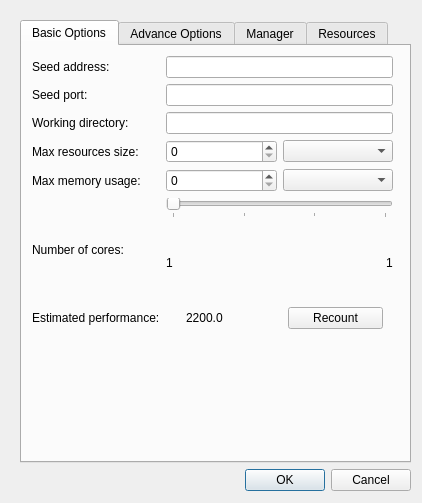
First picture: the form in poc/golemPy/examples/gnr/ui/ConfigurationDialog.ui, repository golemfactory/clay, before the edit.
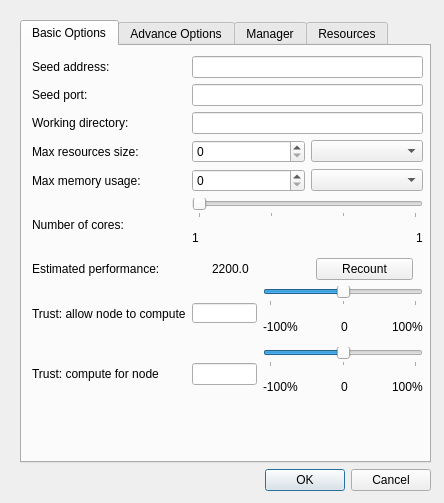
Second picture: the form after the edit.

What changed in the file:
```diff
--- a/poc/golemPy/examples/gnr/ui/ConfigurationDialog.ui
+++ b/poc/golemPy/examples/gnr/ui/ConfigurationDialog.ui
@@ -6,7 +6,7 @@
    <rect>
     <x>0</x>
     <y>0</y>
-    <width>422</width>
+    <width>444</width>
     <height>503</height>
    </rect>
   </property>
@@ -18,7 +18,7 @@
     <rect>
      <x>20</x>
      <y>20</y>
-     <width>391</width>
+     <width>411</width>
      <height>471</height>
     </rect>
    </property>
@@ -37,8 +37,8 @@
          <rect>
           <x>10</x>
           <y>10</y>
-          <width>361</width>
-          <height>273</height>
+          <width>391</width>
+          <height>345</height>
          </rect>
         </property>
         <layout class="QGridLayout" name="gridLayout">
@@ -216,6 +216,214 @@
            </item>
           </layout>
          </item>
+         <item row="8" column="0">
+          <widget class="QLabel" name="label_25">
+           <property name="text">
+            <string>Trust: compute for node</string>
+           </property>
+          </widget>
+         </item>
+         <item row="7" column="0">
+          <widget class="QLabel" name="label_24">
+           <property name="text">
+            <string>Trust: allow node to compute</string>
+           </property>
+          </widget>
+         </item>
+         <item row="8" column="1">
+          <layout class="QHBoxLayout" name="horizontalLayout_5">
+           <item>
+            <widget class="QLineEdit" name="requestingTrustLineEdit">
+             <property name="maximumSize">
+              <size>
+               <width>70</width>
+               <height>16777215</height>
+              </size>
+             </property>
+            </widget>
+           </item>
+           <item>
+            <layout class="QVBoxLayout" name="verticalLayout_7">
+             <item>
+              <widget class="QSlider" name="requestingTrustSlider">
+               <property name="sizePolicy">
+                <sizepolicy hsizetype="Minimum" vsizetype="Fixed">
+                 <horstretch>0</horstretch>
+                 <verstretch>0</verstretch>
+                </sizepolicy>
+               </property>
+               <property name="minimum">
+                <number>-100</number>
+               </property>
+               <property name="maximum">
+                <number>100</number>
+               </property>
+               <property name="orientation">
+                <enum>Qt::Horizontal</enum>
+               </property>
+               <property name="tickPosition">
+                <enum>QSlider::TicksBelow</enum>
+               </property>
+               <property name="tickInterval">
+                <number>100</number>
+               </property>
+              </widget>
+             </item>
+             <item>
+              <layout class="QHBoxLayout" name="horizontalLayout_9">
+               <item>
+                <widget class="QLabel" name="label_28">
+                 <property name="text">
+                  <string>-100%</string>
+                 </property>
+                </widget>
+               </item>
+               <item>
+                <spacer name="horizontalSpacer_3">
+                 <property name="orientation">
+                  <enum>Qt::Horizontal</enum>
+                 </property>
+                 <property name="sizeHint" stdset="0">
+                  <size>
+                   <width>40</width>
+                   <height>20</height>
+                  </size>
+                 </property>
+                </spacer>
+               </item>
+               <item>
+                <widget class="QLabel" name="label_30">
+                 <property name="text">
+                  <string>0</string>
+                 </property>
+                </widget>
+               </item>
+               <item>
+                <spacer name="horizontalSpacer_4">
+                 <property name="orientation">
+                  <enum>Qt::Horizontal</enum>
+                 </property>
+                 <property name="sizeHint" stdset="0">
+                  <size>
+                   <width>40</width>
+                   <height>20</height>
+                  </size>
+                 </property>
+                </spacer>
+               </item>
+               <item>
+                <widget class="QLabel" name="label_29">
+                 <property name="text">
+                  <string>100%</string>
+                 </property>
+                </widget>
+               </item>
+              </layout>
+             </item>
+            </layout>
+           </item>
+          </layout>
+         </item>
+         <item row="7" column="1">
+          <layout class="QHBoxLayout" name="horizontalLayout_6">
+           <item>
+            <widget class="QLineEdit" name="computingTrustLineEdit">
+             <property name="sizePolicy">
+              <sizepolicy hsizetype="Maximum" vsizetype="Maximum">
+               <horstretch>0</horstretch>
+               <verstretch>0</verstretch>
+              </sizepolicy>
+             </property>
+             <property name="maximumSize">
+              <size>
+               <width>70</width>
+               <height>20</height>
+              </size>
+             </property>
+            </widget>
+           </item>
+           <item>
+            <layout class="QVBoxLayout" name="verticalLayout_6">
+             <item>
+              <widget class="QSlider" name="computingTrustSlider">
+               <property name="sizePolicy">
+                <sizepolicy hsizetype="Minimum" vsizetype="Fixed">
+                 <horstretch>0</horstretch>
+                 <verstretch>0</verstretch>
+                </sizepolicy>
+               </property>
+               <property name="minimum">
+                <number>-100</number>
+               </property>
+               <property name="maximum">
+                <number>100</number>
+               </property>
+               <property name="orientation">
+                <enum>Qt::Horizontal</enum>
+               </property>
+               <property name="tickPosition">
+                <enum>QSlider::TicksBelow</enum>
+               </property>
+               <property name="tickInterval">
+                <number>100</number>
+               </property>
+              </widget>
+             </item>
+             <item>
+              <layout class="QHBoxLayout" name="horizontalLayout_8">
+               <item>
+                <widget class="QLabel" name="label_26">
+                 <property name="text">
+                  <string>-100%</string>
+                 </property>
+                </widget>
+               </item>
+               <item>
+                <spacer name="horizontalSpacer_2">
+                 <property name="orientation">
+                  <enum>Qt::Horizontal</enum>
+                 </property>
+                 <property name="sizeHint" stdset="0">
+                  <size>
+                   <width>40</width>
+                   <height>20</height>
+                  </size>
+                 </property>
+                </spacer>
+               </item>
+               <item>
+                <widget class="QLabel" name="label_31">
+                 <property name="text">
+                  <string>0</string>
+                 </property>
+                </widget>
+               </item>
+               <item>
+                <spacer name="horizontalSpacer_5">
+                 <property name="orientation">
+                  <enum>Qt::Horizontal</enum>
+                 </property>
+                 <property name="sizeHint" stdset="0">
+                  <size>
+                   <width>40</width>
+                   <height>20</height>
+                  </size>
+                 </property>
+                </spacer>
+               </item>
+               <item>
+                <widget class="QLabel" name="label_27">
+                 <property name="text">
+                  <string>100%</string>
+                 </property>
+                </widget>
+               </item>
+              </layout>
+             </item>
+            </layout>
+           </item>
+          </layout>
+         </item>
         </layout>
        </widget>
       </widget>
```
Left out of the diff: 60 changed lines with no effect on the pictures.
